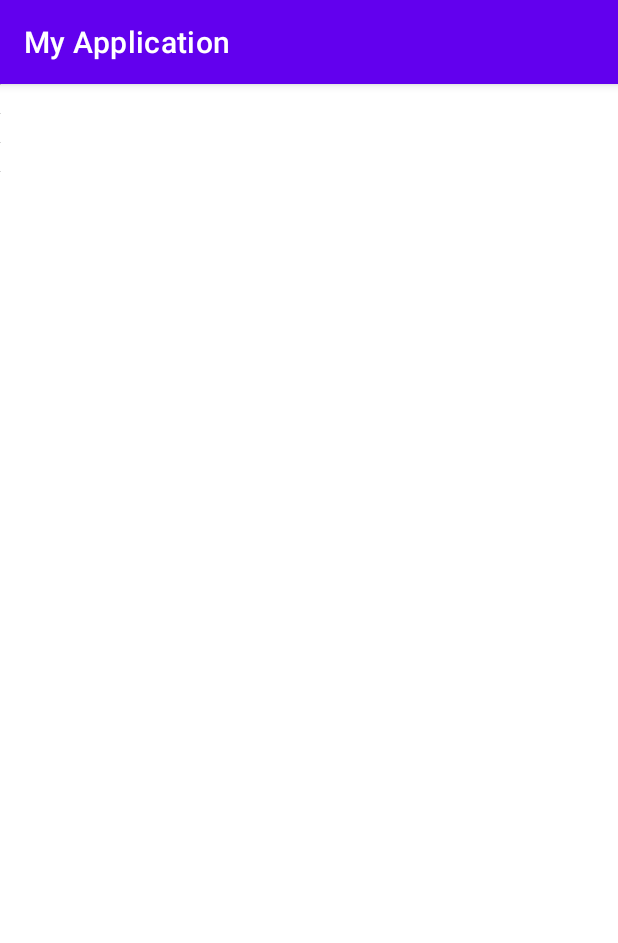
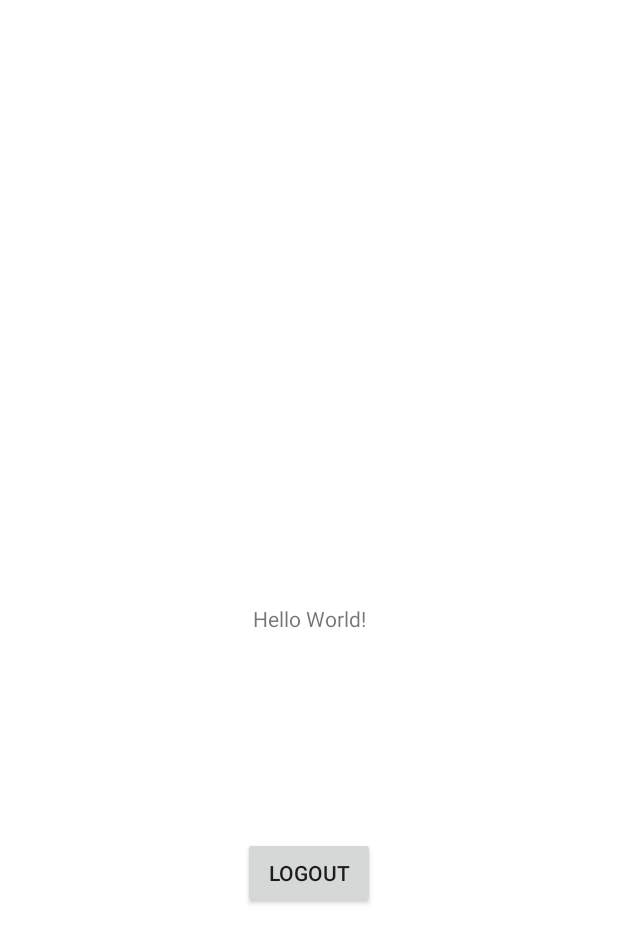
Before and after one commit to bo0412juanignaciocroce/PAS, an Android app: the screen it shows after launch (MainActivity before the commit, AutenticacionUsuarios after it), on a phone screen of 412 x 824 dp. Shown: the top 943 px of the screen. Run offline under Robolectric (Android 15) with nearby library versions, the light colour scheme and no system bars; our stand-ins replace Firebase (no records; nobody signed in at launch, a user with empty details on screens opened directly), Room's generated code, RxJava; libraries missing offline, so code that uses them is left out: com.firebase.ui, javax.annotation; 1 statement that could not run was skipped.

Commit message:
Working Firebase Auth

```diff
--- a/app/src/main/AndroidManifest.xml
+++ b/app/src/main/AndroidManifest.xml
@@ -20,5 +20,8 @@
                 <category android:name="android.intent.category.LAUNCHER" />
             </intent-filter>
         </activity>
+        <activity android:name="es.upm.etsisi.pas.firebase_usuarios.AutenticacionUsuarios">
+
+        </activity>
     </application>
 </manifest>
--- a/app/src/main/java/es/upm/etsisi/pas/MainActivity.java
+++ b/app/src/main/java/es/upm/etsisi/pas/MainActivity.java
@@ -1,6 +1,7 @@
 package es.upm.etsisi.pas;
 
 import android.app.Application;
+import android.content.Intent;
 import android.os.Bundle;
 import android.util.Log;
 
@@ -12,6 +13,7 @@ import androidx.recyclerview.widget.RecyclerView;
 import java.util.ArrayList;
 import java.util.List;
 
+import es.upm.etsisi.pas.firebase_usuarios.AutenticacionUsuarios;
 import es.upm.etsisi.pas.json.PeliculasPojo;
 import es.upm.etsisi.pas.recicler_view_adapters.PeliculasPojoResultAdapter;
 import es.upm.etsisi.pas.json.Result;
@@ -43,25 +45,25 @@ public class MainActivity extends AppCompatActivity {
         datos = new ArrayList<>();
 
         /* Remote JSON */
-        RecyclerView lista = findViewById(R.id.ReciclerViewPelis);
-        adapter = new PeliculasPojoResultAdapter(datos);
-        lista.setLayoutManager(new LinearLayoutManager(this));
-        lista.setAdapter(adapter);
-
-        Retrofit retrofit = new Retrofit.Builder()
-                .baseUrl("https://api.themoviedb.org/3/")
-                .addConverterFactory(GsonConverterFactory.create())
-                .addCallAdapterFactory(RxJava3CallAdapterFactory.create())
-                .build();
-
-        TheMovieDatabaseService service = retrofit.create(TheMovieDatabaseService.class);
-
-        service.listPopularTVShows(TheMovieDatabaseService.API_KEY)
-                .subscribeOn(Schedulers.io())
-                .observeOn(AndroidSchedulers.mainThread())
-                .flatMapIterable(PeliculasPojo::getResults)
-                .map( x -> datos.add(x) )
-                .subscribe( x -> adapter.notifyDataSetChanged() );
+//        RecyclerView lista = findViewById(R.id.ReciclerViewPelis);
+//        adapter = new PeliculasPojoResultAdapter(datos);
+//        lista.setLayoutManager(new LinearLayoutManager(this));
+//        lista.setAdapter(adapter);
+//
+//        Retrofit retrofit = new Retrofit.Builder()
+//                .baseUrl("https://api.themoviedb.org/3/")
+//                .addConverterFactory(GsonConverterFactory.create())
+//                .addCallAdapterFactory(RxJava3CallAdapterFactory.create())
+//                .build();
+//
+//        TheMovieDatabaseService service = retrofit.create(TheMovieDatabaseService.class);
+//
+//        service.listPopularTVShows(TheMovieDatabaseService.API_KEY)
+//                .subscribeOn(Schedulers.io())
+//                .observeOn(AndroidSchedulers.mainThread())
+//                .flatMapIterable(PeliculasPojo::getResults)
+//                .map( x -> datos.add(x) )
+//                .subscribe( x -> adapter.notifyDataSetChanged() );
 
         /* Local database */
         ur = new UsuariosRepository(this.getApplication());
@@ -82,5 +84,7 @@ public class MainActivity extends AppCompatActivity {
         ur.insert(new UsuariosEntity("Usr3","Pwd3",(float)3.0));
         ur.insert(new UsuariosEntity("Usr4","Pwd4",(float)4.0));
 
+        Intent intent = new Intent(this.getApplicationContext(), AutenticacionUsuarios.class);
+        startActivity(intent);
     }
 }
--- /dev/null
+++ b/app/src/main/java/es/upm/etsisi/pas/firebase_usuarios/AutenticacionUsuarios.java
@@ -0,0 +1,110 @@
+package es.upm.etsisi.pas.firebase_usuarios;
+
+// Firebase
+import android.app.Activity;
+import android.content.Intent;
+import android.os.Bundle;
+import android.util.Log;
+import android.view.View;
+import android.widget.TextView;
+import android.widget.Toast;
+
+import com.firebase.ui.auth.AuthUI;
+import com.google.firebase.auth.FirebaseAuth;
+import com.google.firebase.auth.FirebaseUser;
+
+import java.util.Arrays;
+
+import es.upm.etsisi.pas.BuildConfig;
+import es.upm.etsisi.pas.R;
+import io.reactivex.rxjava3.annotations.NonNull;
+
+public class AutenticacionUsuarios extends Activity implements View.OnClickListener {
+
+    final static String LOG_TAG = "btb";
+
+    private FirebaseAuth mFirebaseAuth;
+    private FirebaseAuth.AuthStateListener mAuthStateListener;
+
+    private static final int RC_SIGN_IN = 2022;
+
+    @Override
+    protected void onCreate(Bundle savedInstanceState) {
+        super.onCreate(savedInstanceState);
+        setContentView(R.layout.activity_main);
+        findViewById(R.id.logoutButton).setOnClickListener(this);
+
+        mFirebaseAuth = FirebaseAuth.getInstance();
+        mAuthStateListener = new FirebaseAuth.AuthStateListener() {
+            @Override
+            public void onAuthStateChanged(@NonNull FirebaseAuth firebaseAuth) {
+                FirebaseUser user = firebaseAuth.getCurrentUser();
+                if (user != null) {
+                    // user is signed in
+                    CharSequence username = user.getDisplayName();
+                    Toast.makeText(AutenticacionUsuarios.this, getString(R.string.firebase_user_fmt, username), Toast.LENGTH_LONG).show();
+                    Log.i(LOG_TAG, "onAuthStateChanged() " + getString(R.string.firebase_user_fmt, username));
+                    ((TextView) findViewById(R.id.textView)).setText(getString(R.string.firebase_user_fmt, username));
+                } else {
+                    // user is signed out
+                    startActivityForResult(
+                            // Get an instance of AuthUI based on the default app
+                            AuthUI.getInstance().
+                                    createSignInIntentBuilder().
+                                    setAvailableProviders(Arrays.asList(
+                                            new AuthUI.IdpConfig.GoogleBuilder().build(),
+                                            new AuthUI.IdpConfig.EmailBuilder().build()
+                                    )).
+                                    setIsSmartLockEnabled(!BuildConfig.DEBUG /* credentials */, true /* hints */).
+                                    //setIsSmartLockEnabled(!BuildConfig.DEBUG /* credentials */, true /* hints */).
+                                            build(),
+                            RC_SIGN_IN
+                    );
+
+                    //Remains logged in when unique gmail account
+                    // setIsSmartLockEnabled(!BuildConfig.DEBUG /* credentials */, true /* hints */).
+                    //setIsSmartLockEnabled(BuildConfig.DEBUG /* credentials */, true /* hints */).
+
+                }
+            }
+        };
+    }
+
+    @Override
+    protected void onPause() {
+        super.onPause();
+        mFirebaseAuth.removeAuthStateListener(mAuthStateListener);
+    }
+
+    @Override
+    protected void onResume() {
+        super.onResume();
+        mFirebaseAuth.addAuthStateListener(mAuthStateListener);
+    }
+
+    @Override
+    protected void onActivityResult(int requestCode, int resultCode, Intent data) {
+        super.onActivityResult(requestCode, resultCode, data);
+        if (requestCode == RC_SIGN_IN) {
+            if (resultCode == RESULT_OK) {
+                Toast.makeText(this, R.string.signed_in, Toast.LENGTH_SHORT).show();
+                Log.i(LOG_TAG, "onActivityResult " + getString(R.string.signed_in));
+            } else if (resultCode == RESULT_CANCELED) {
+                Toast.makeText(this, R.string.signed_cancelled, Toast.LENGTH_SHORT).show();
+                Log.i(LOG_TAG, "onActivityResult " + getString(R.string.signed_cancelled));
+                finish();
+            }
+        }
+    }
+
+    /**
+     * Called when a view has been clicked.
+     *
+     * @param v The view that was clicked.
+     */
+    @Override
+    public void onClick(View v) {
+        mFirebaseAuth.signOut();
+        Log.i(LOG_TAG, getString(R.string.signed_out));
+    }
+}
--- a/app/src/main/res/layout/activity_main.xml
+++ b/app/src/main/res/layout/activity_main.xml
@@ -1,15 +1,31 @@
 <?xml version="1.0" encoding="utf-8"?>
-<androidx.constraintlayout.widget.ConstraintLayout xmlns:android="http://schemas.android.com/apk/res/android"
-    xmlns:app="http://schemas.android.com/apk/res-auto"
-    xmlns:tools="http://schemas.android.com/tools"
-    android:layout_width="match_parent"
-    android:layout_height="match_parent"
-    tools:context="es.upm.etsisi.pas.MainActivity">
+<android.support.constraint.ConstraintLayout xmlns:android="http://schemas.android.com/apk/res/android"
+xmlns:app="http://schemas.android.com/apk/res-auto"
+xmlns:tools="http://schemas.android.com/tools"
+android:layout_width="match_parent"
+android:layout_height="match_parent"
+tools:context=".MainActivity">
 
-    <androidx.recyclerview.widget.RecyclerView
-        android:id="@+id/ReciclerViewPelis"
-        android:layout_width="match_parent"
-        android:layout_height="match_parent"
-        app:layout_constraintBottom_toBottomOf="parent"/>
+<TextView
+    android:id="@+id/textView"
+    android:layout_width="wrap_content"
+    android:layout_height="wrap_content"
+    android:text="Hello World!"
+    app:layout_constraintBottom_toBottomOf="parent"
+    app:layout_constraintEnd_toEndOf="parent"
+    app:layout_constraintHorizontal_bias="0.5"
+    app:layout_constraintStart_toStartOf="parent"
+    app:layout_constraintTop_toTopOf="parent" />
 
-</androidx.constraintlayout.widget.ConstraintLayout>
+<Button
+    android:id="@+id/logoutButton"
+    android:layout_width="wrap_content"
+    android:layout_height="wrap_content"
+    android:layout_marginTop="136dp"
+    android:text="@string/logout_button"
+    app:layout_constraintEnd_toEndOf="parent"
+    app:layout_constraintHorizontal_bias="0.5"
+    app:layout_constraintStart_toStartOf="parent"
+    app:layout_constraintTop_toBottomOf="@+id/textView" />
+
+</android.support.constraint.ConstraintLayout>
--- a/app/src/main/res/values/strings.xml
+++ b/app/src/main/res/values/strings.xml
@@ -1,3 +1,9 @@
 <resources>
     <string name="app_name">My Application</string>
+
+    <string name="signed_in">Signed in!</string>
+    <string name="signed_out">Signed out!</string>
+    <string name="signed_cancelled">Signed in cancelled</string>
+    <string name="logout_button">Logout</string>
+    <string name="firebase_user_fmt">Firebase User: %s</string>
 </resources>
```
Also changed, not shown: app/build.gradle (+20 -0 lines), build.gradle (+14 -0 lines), 1 other file.
